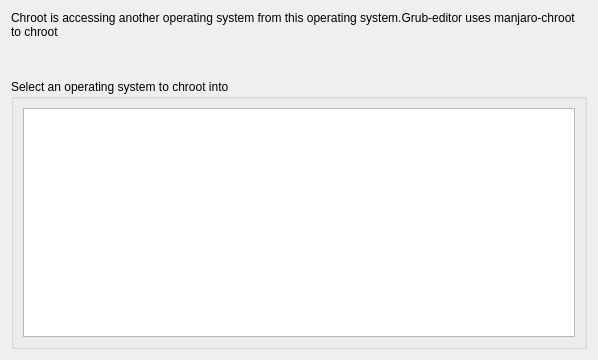
Qt form ui/chroot.ui (Thenujan-0/grub-editor) before a commit.
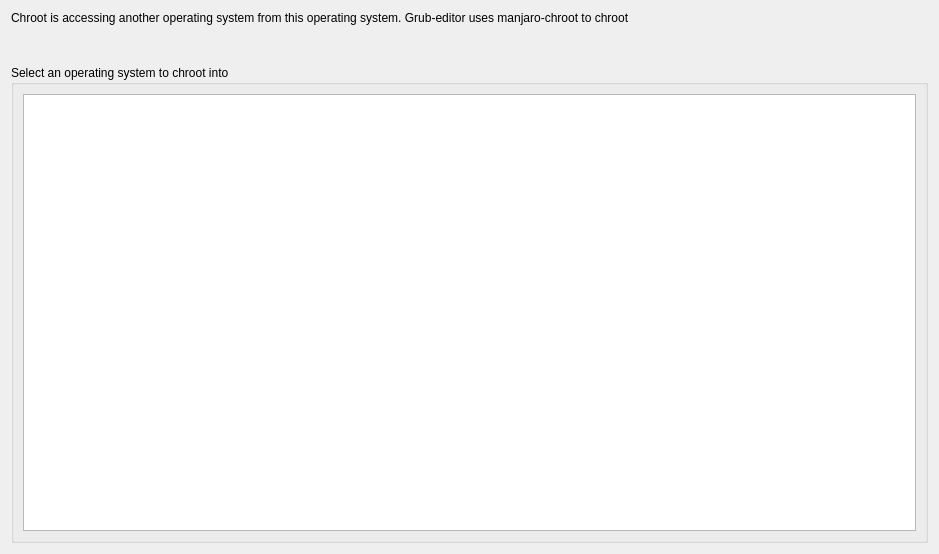
The same form after that commit.

Commit message: added looking for operating systems loading to chroot ui part

What changed in the file:
```diff
--- a/ui/chroot.ui
+++ b/ui/chroot.ui
@@ -6,8 +6,8 @@
    <rect>
     <x>0</x>
     <y>0</y>
-    <width>598</width>
-    <height>360</height>
+    <width>939</width>
+    <height>554</height>
    </rect>
   </property>
   <property name="windowTitle">
@@ -27,7 +27,7 @@
        <item>
         <widget class="QLabel" name="label_3">
          <property name="text">
-          <string>Chroot is accessing another operating system from this operating system.Grub-editor uses manjaro-chroot to chroot</string>
+          <string>Chroot is accessing another operating system from this operating system. Grub-editor uses manjaro-chroot to chroot</string>
          </property>
          <property name="wordWrap">
           <bool>true</bool>
```
The commit also changes 10 other files.
